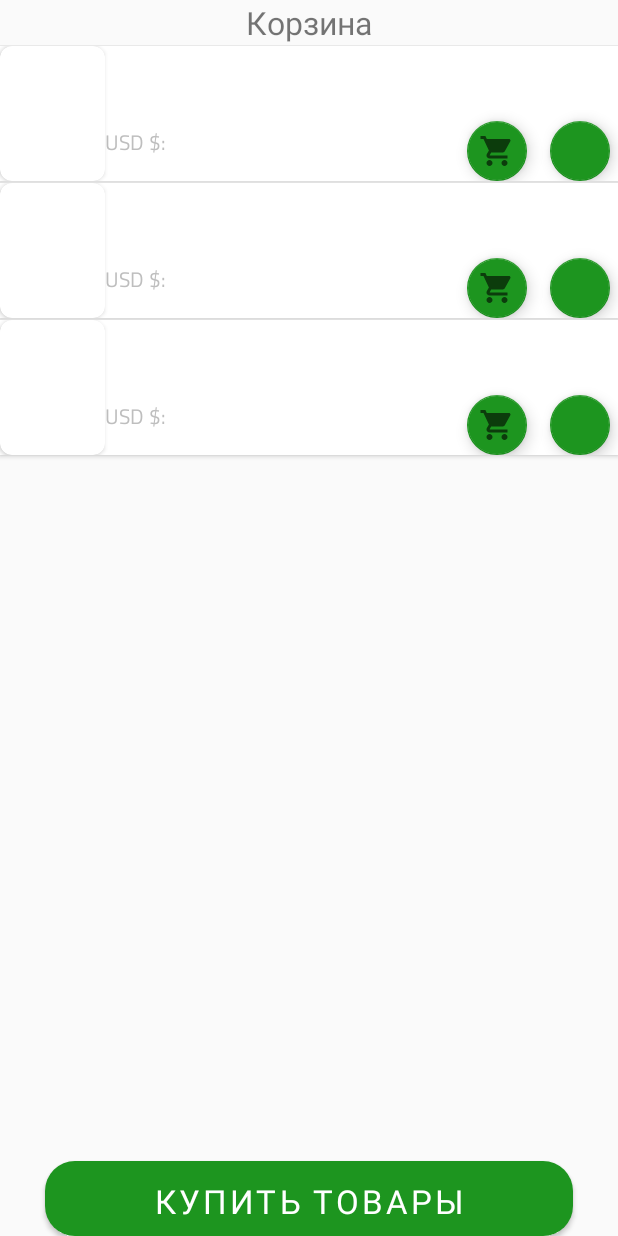
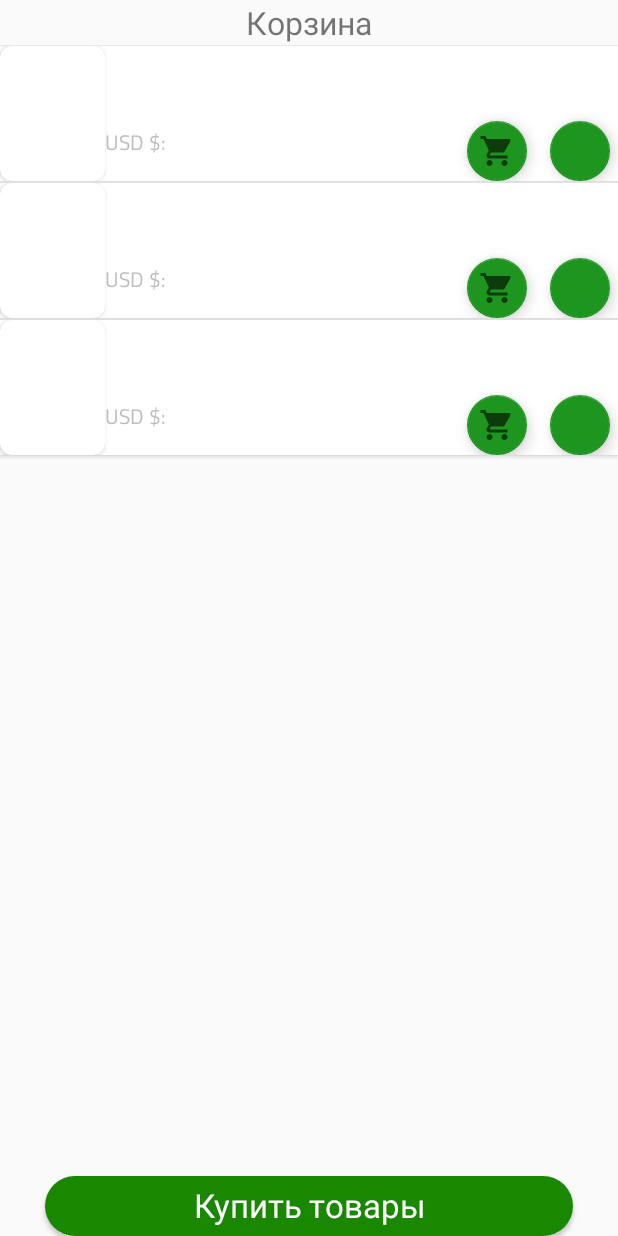
Before and after one commit to stoianov46/EcoistMarket, an Android app: the layout fragment_bucket.xml on its own in the app's theme, with its tools: preview values and no code run, on a phone screen of 412 x 824 dp. Run offline under Robolectric (Android 15) with nearby library versions, the phone set to English and light mode, and no system bars; network calls fail.

Commit message:
make in details

```diff
--- a/app/src/main/java/com/ecoist/market/data/roomdb/adapterbind.kt
+++ b/app/src/main/java/com/ecoist/market/data/roomdb/adapterbind.kt
@@ -12,9 +12,9 @@ import com.ecoist.market.R
 @BindingAdapter(value = ["setLike"])
 fun ImageView.setLike(isLove: Boolean) {
     if (isLove) {
-        Glide.with(context).load(R.drawable.like).into(this)
+        Glide.with(context).load(R.drawable.favorlike).into(this)
     } else {
-        Glide.with(context).load(R.drawable.unlike).into(this)
+        Glide.with(context).load(R.drawable.favornewno).into(this)
     }
 }
 
--- a/app/src/main/java/com/ecoist/market/presentation/product/single/ProductFragment.kt
+++ b/app/src/main/java/com/ecoist/market/presentation/product/single/ProductFragment.kt
@@ -78,10 +78,6 @@ class ProductFragment : Fragment() {
             listAdapter.submitList(it.data)
 
         }
-        bind.nabBuy.setOnClickListener {
-
-        }
-
     }
 
     private fun handleProduct(product: Resource<ProductModel>?) {
--- a/app/src/main/java/com/ecoist/market/util/Extension.kt
+++ b/app/src/main/java/com/ecoist/market/util/Extension.kt
@@ -26,8 +26,8 @@ fun NavController.popBackStackAllInstances(destination: Int, inclusive: Boolean)
 fun FloatingActionButton.setLikeFLOAT(isLove: Boolean) {
     if (isLove) {
 
-        Glide.with(context).load(R.drawable.like).into(this)
+        Glide.with(context).load(R.drawable.favorlike).into(this)
     } else {
-        Glide.with(context).load(R.drawable.unlike).into(this)
+        Glide.with(context).load(R.drawable.favornewno).into(this)
     }
 }
--- /dev/null
+++ b/app/src/main/res/drawable/favorlike.xml
@@ -0,0 +1,10 @@
+<vector xmlns:android="http://schemas.android.com/apk/res/android"
+    android:width="24dp"
+    android:height="24dp"
+    android:viewportWidth="24"
+    android:viewportHeight="24"
+    android:tint="?attr/colorControlNormal">
+  <path
+      android:fillColor="@android:color/white"
+      android:pathData="M12,21.35l-1.45,-1.32C5.4,15.36 2,12.28 2,8.5 2,5.42 4.42,3 7.5,3c1.74,0 3.41,0.81 4.5,2.09C13.09,3.81 14.76,3 16.5,3 19.58,3 22,5.42 22,8.5c0,3.78 -3.4,6.86 -8.55,11.54L12,21.35z"/>
+</vector>
--- /dev/null
+++ b/app/src/main/res/drawable/favornewno.xml
@@ -0,0 +1,10 @@
+<vector xmlns:android="http://schemas.android.com/apk/res/android"
+    android:width="24dp"
+    android:height="24dp"
+    android:viewportWidth="24"
+    android:viewportHeight="24"
+    android:tint="?attr/colorControlNormal">
+  <path
+      android:fillColor="@android:color/white"
+      android:pathData="M16.5,3c-1.74,0 -3.41,0.81 -4.5,2.09C10.91,3.81 9.24,3 7.5,3 4.42,3 2,5.42 2,8.5c0,3.78 3.4,6.86 8.55,11.54L12,21.35l1.45,-1.32C18.6,15.36 22,12.28 22,8.5 22,5.42 19.58,3 16.5,3zM12.1,18.55l-0.1,0.1 -0.1,-0.1C7.14,14.24 4,11.39 4,8.5 4,6.5 5.5,5 7.5,5c1.54,0 3.04,0.99 3.57,2.36h1.87C13.46,5.99 14.96,5 16.5,5c2,0 3.5,1.5 3.5,3.5 0,2.89 -3.14,5.74 -7.9,10.05z"/>
+</vector>
--- a/app/src/main/res/drawable/ic_baseline_add_shopping_cart_24.xml
+++ b/app/src/main/res/drawable/ic_baseline_add_shopping_cart_24.xml
@@ -1,4 +1,4 @@
-<vector android:height="24dp" android:tint="#28F10D"
+<vector android:height="24dp" android:tint="#ffff"
     android:viewportHeight="24" android:viewportWidth="24"
     android:width="24dp" xmlns:android="http://schemas.android.com/apk/res/android">
     <path android:fillColor="@android:color/white" android:pathData="M11,9h2L13,6h3L16,4h-3L13,1h-2v3L8,4v2h3v3zM7,18c-1.1,0 -1.99,0.9 -1.99,2S5.9,22 7,22s2,-0.9 2,-2 -0.9,-2 -2,-2zM17,18c-1.1,0 -1.99,0.9 -1.99,2s0.89,2 1.99,2 2,-0.9 2,-2 -0.9,-2 -2,-2zM7.17,14.75l0.03,-0.12 0.9,-1.63h7.45c0.75,0 1.41,-0.41 1.75,-1.03l3.86,-7.01L19.42,4h-0.01l-1.1,2 -2.76,5L8.53,11l-0.13,-0.27L6.16,6l-0.95,-2 -0.94,-2L1,2v2h2l3.6,7.59 -1.35,2.45c-0.16,0.28 -0.25,0.61 -0.25,0.96 0,1.1 0.9,2 2,2h12v-2L7.42,15c-0.13,0 -0.25,-0.11 -0.25,-0.25z"/>
--- a/app/src/main/res/drawable/ic_baseline_remove_shopping_cart_24.xml
+++ b/app/src/main/res/drawable/ic_baseline_remove_shopping_cart_24.xml
@@ -1,4 +1,4 @@
-<vector android:height="40dp" android:tint="#3AD41D"
+<vector android:height="40dp" android:tint="#ffff"
     android:viewportHeight="24" android:viewportWidth="24"
     android:width="40dp" xmlns:android="http://schemas.android.com/apk/res/android">
     <path android:fillColor="@android:color/white" android:pathData="M22.73,22.73L2.77,2.77 2,2l-0.73,-0.73L0,2.54l4.39,4.39 2.21,4.66 -1.35,2.45c-0.16,0.28 -0.25,0.61 -0.25,0.96 0,1.1 0.9,2 2,2h7.46l1.38,1.38c-0.5,0.36 -0.83,0.95 -0.83,1.62 0,1.1 0.89,2 1.99,2 0.67,0 1.26,-0.33 1.62,-0.84L21.46,24l1.27,-1.27zM7.42,15c-0.14,0 -0.25,-0.11 -0.25,-0.25l0.03,-0.12 0.9,-1.63h2.36l2,2L7.42,15zM15.55,13c0.75,0 1.41,-0.41 1.75,-1.03l3.58,-6.49c0.08,-0.14 0.12,-0.31 0.12,-0.48 0,-0.55 -0.45,-1 -1,-1L6.54,4l9.01,9zM7,18c-1.1,0 -1.99,0.9 -1.99,2S5.9,22 7,22s2,-0.9 2,-2 -0.9,-2 -2,-2z"/>
--- a/app/src/main/res/layout/fragment_bucket.xml
+++ b/app/src/main/res/layout/fragment_bucket.xml
@@ -32,11 +32,11 @@
             app:layout_constraintTop_toBottomOf="@id/text22"
             tools:listitem="@layout/product_list_item" />
 
-        <com.google.android.material.button.MaterialButton
+        <Button
             android:id="@+id/button_bucket_buy"
-            style="@style/Widget.MaterialComponents.Button"
             android:layout_width="match_parent"
-            android:layout_height="50dp"
+            android:layout_height="40dp"
+            android:textAllCaps="false"
             android:layout_marginHorizontal="30dp"
             android:background="@drawable/button"
             android:gravity="center"
@@ -45,7 +45,5 @@
             android:textColor="@color/white"
             android:textSize="22sp"
             app:layout_constraintBottom_toBottomOf="parent" />
-
-
     </androidx.constraintlayout.widget.ConstraintLayout>
 </layout>
```
